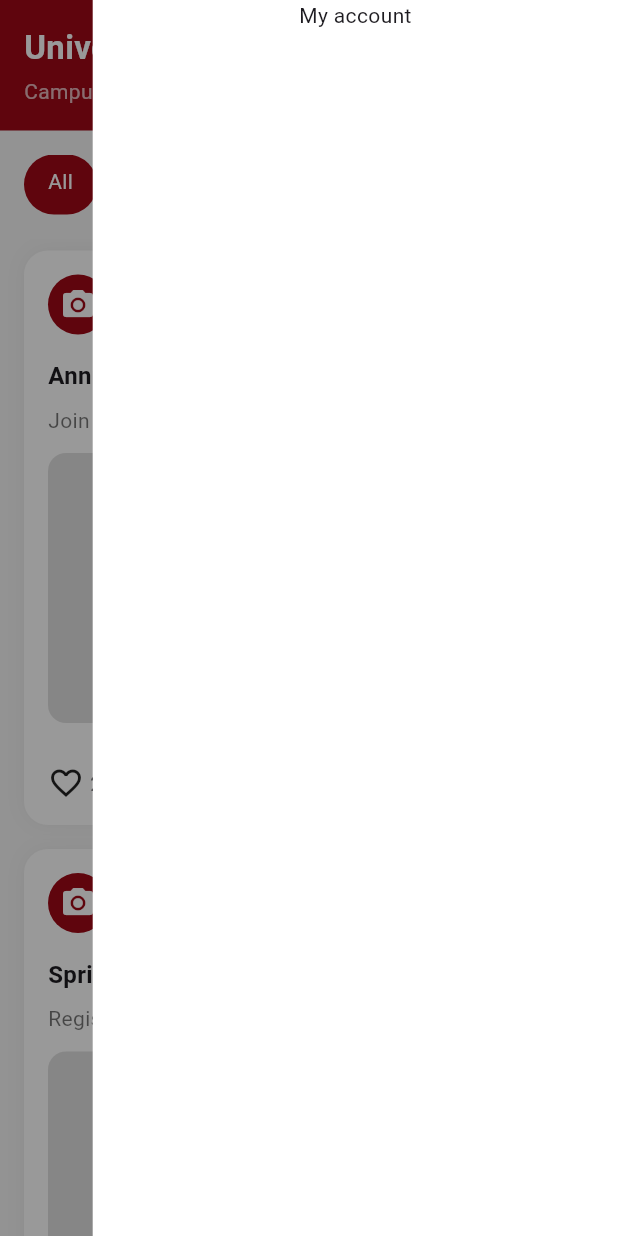
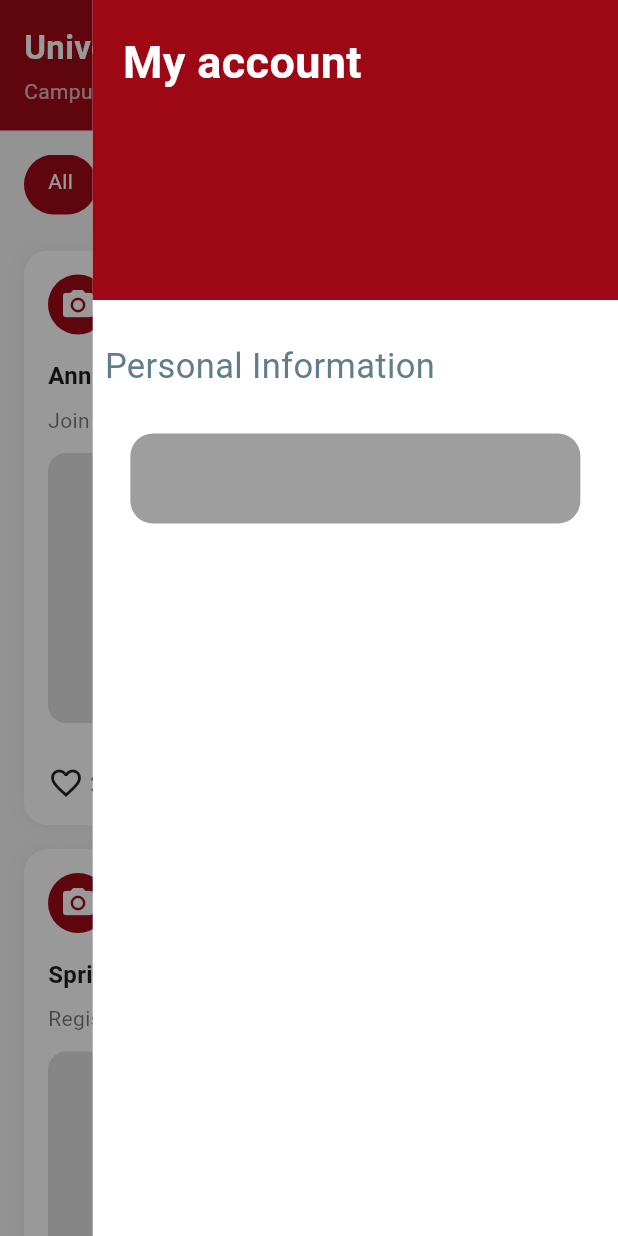
Before and after one commit to ademmhadhraoui-blip/enstab_house_pfa, a Flutter app: the HomeFeedScreen screen opened directly, after a tap on the "menu" icon, on a phone screen of 412 x 824 dp. Run offline on Flutter 3.47's test engine with Material 3 defaults, Android fonts, the phone set to English and light mode, and no system bars; missing offline and left inert: msh_checkbox.

Commit message:
update in 29/01/2026

```diff
--- /dev/null
+++ b/lib/les_outils/menu_overlay.dart
@@ -0,0 +1,9 @@
+import 'package:flutter/material.dart';
+class MenuOverlay extends StatelessWidget {
+  const MenuOverlay({super.key});
+
+  @override
+  Widget build(BuildContext context) {
+    return const Placeholder();
+  }
+}
--- a/lib/screens/home_feed_screen.dart
+++ b/lib/screens/home_feed_screen.dart
@@ -1,7 +1,7 @@
 import 'package:flutter/material.dart';
-import 'package:enstabhouse/screens/menu_button.dart';
 
-class HomeFeedScreen extends StatelessWidget {
+
+class HomeFeedScreen extends StatefulWidget {
   const HomeFeedScreen({super.key});
 
   // 🔹 Fake posts (simulation des publications utilisateurs)
@@ -17,14 +17,52 @@ class HomeFeedScreen extends StatelessWidget {
     ),
     Post(
       author: "Office of the Registrar",
-      category: "Administration",
+      category: "Admin",
       time: "4h",
       title: "Spring Semester Registration Opens",
       description: "Registration for Spring 2026 courses is now open.",
       likes: 120,
       comments: 30,
     ),
+    Post(
+        author: "Electronix",
+        category: "Clubs",
+        time: "3h",
+        title: "Recruiting",
+        description: "We are recruiting new members",
+        likes: 120,
+        comments: 20
+    ) ,
+    Post(author: "ACM",
+        category: "Clubs",
+        time: "4h",
+        title: "Bootcamp",
+        description:"Introduction to AI" ,
+        likes: 50,
+        comments: 10,
+    ),
+    Post(author: "Professor Bilel",
+        category: "Professors",
+        time: "4h", title: "java course ",
+        description: "Here you find java course ",
+        likes: 20,
+        comments: 10 ,
+    ) ,
+    Post(author: " Ahmed Ahmed ",
+        category: "Fundraising",
+        time: "8h",
+        title: "university decoration  ",
+        description: "we need your help to decorate our university",
+        likes: 20,
+        comments: 10,
+    ),
   ];
+
+  @override
+  State<HomeFeedScreen> createState() => _HomeFeedScreenState();
+}
+
+class _HomeFeedScreenState extends State<HomeFeedScreen> {
   void _openMenuOverlay(context){
     showGeneralDialog(context: context,
       barrierDismissible: true ,
@@ -118,9 +156,9 @@ class HomeFeedScreen extends StatelessWidget {
             // 🟡 Filters
             Padding(
               padding: const EdgeInsets.all(16),
-              child: Expanded(
-                child: SizedBox(
-                  height: 40.0,
+              child: SizedBox(
+                height: 40.0,
+                child: Expanded(
                   child: ListView(
                     scrollDirection: Axis.horizontal,
                     children: const [
@@ -148,9 +186,9 @@ class HomeFeedScreen extends StatelessWidget {
             // 📄 Feed list
             Expanded(
               child: ListView.builder(
-                itemCount: posts.length,
+                itemCount: HomeFeedScreen.posts.length,
                 itemBuilder: (context, index) {
-                  return PostCard(post: posts[index]);
+                  return PostCard(post: HomeFeedScreen.posts[index]);
                 },
               ),
             ),
@@ -330,7 +368,48 @@ class MenuOverlay extends StatelessWidget {
           child: SafeArea(
             child: Column(
               children: [
-                Text("My account"),
+                Container(
+                  width: double.infinity,
+                  height: 200,
+                  decoration: const BoxDecoration(
+                    color: Color(0xFF9E0815),
+                  ),
+                  child: Padding(
+                    padding: const EdgeInsets.only(left: 20 , top: 20),
+                    child: const Text(
+                      "My account",
+                      style: TextStyle(
+                        color: Colors.white,
+                        fontSize: 30,
+                        fontWeight: FontWeight.bold,
+                      ),
+                    ),
+                  ),
+                ),
+                SizedBox(height: 20.0,) ,
+
+                Align(
+                  alignment: AlignmentGeometry.topLeft,
+                  child: Padding(
+                    padding: const EdgeInsets.all(8.0),
+                    child: Text("Personal Information" ,
+                    style: TextStyle(
+                      color: Colors.blueGrey ,
+                      fontSize: 23,
+                    ),
+                    ),
+                  ),
+                ) ,
+                SizedBox(height: 20.0,) ,
+                Container(
+                  height: 60,
+                  width: 300,
+                  padding: EdgeInsets.all(20.0),
+                  decoration: BoxDecoration(
+                    color: Colors.grey,
+                    borderRadius: BorderRadius.circular(15) ,
+                  ),
+                )
               ],
             ),
           ),
```
